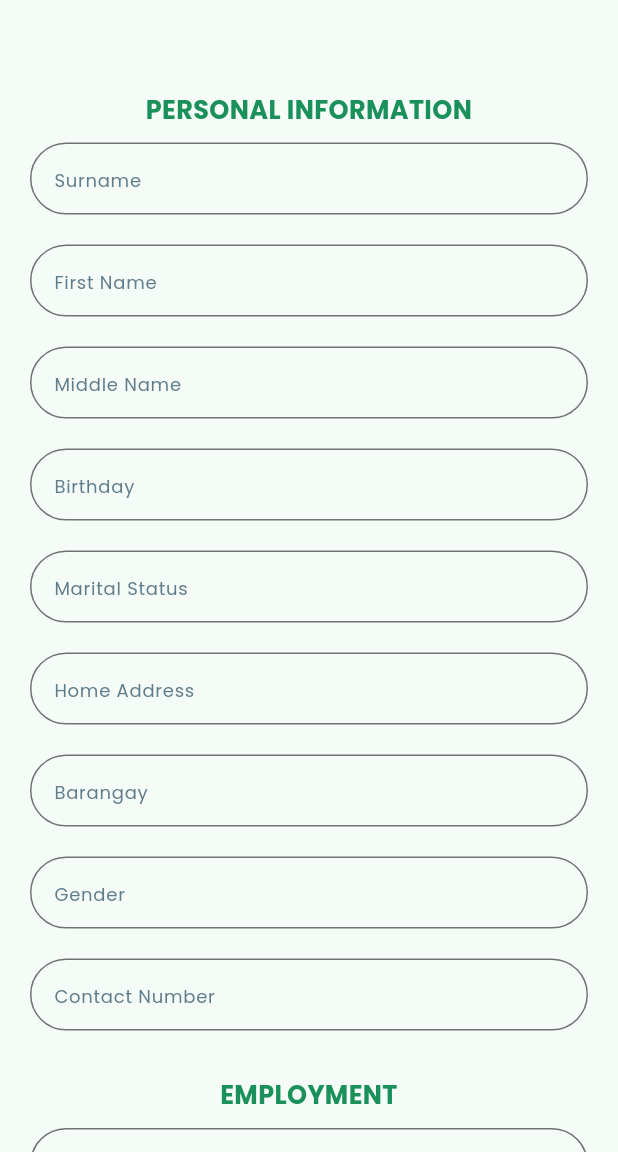
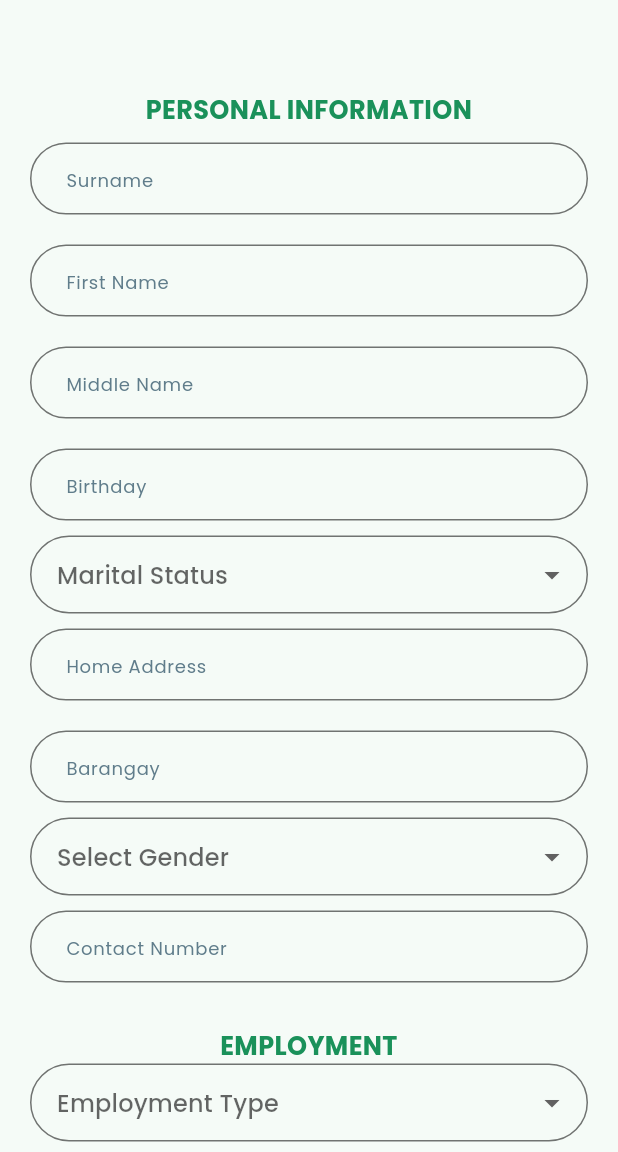
Before and after one commit to yskooo/snt_innovatives, a Flutter app: the SignUpPage screen opened directly, on a phone screen of 412 x 824 dp, the part 84-1236 px from its top. Run offline on Flutter 3.47's test engine with Material 3 defaults, Android fonts, the phone set to English and light mode, and no system bars; our stand-ins replace device_preview, flutter_svg, google_fonts, supabase_flutter; accounts and stored records are empty.

Commit message:
refactor: reegistration

```diff
--- a/lib/signup.dart
+++ b/lib/signup.dart
@@ -4,48 +4,6 @@ import 'package:flutter_supabase/main.dart';
 import 'package:supabase_flutter/supabase_flutter.dart';
 import 'package:google_fonts/google_fonts.dart';
 import 'package:intl/intl.dart';
-
-// app bar -> can be reusable component
-class CustomAppBar extends StatelessWidget implements PreferredSizeWidget {
-  final String title;
-  final VoidCallback onBack;
-
-  const CustomAppBar({
-    Key? key,
-    required this.title,
-    required this.onBack,
-  }) : super(key: key);
-
-  @override
-  Widget build(BuildContext context) {
-    return AppBar(
-      toolbarHeight: 200,
-      title: Padding(
-        padding: const EdgeInsets.all(20.0),
-        child: Text(
-          title,
-          textAlign: TextAlign.center,
-          style: GoogleFonts.poppins(
-            fontWeight: FontWeight.bold,
-            fontSize: 24,
-            color: Colors.black87,
-          ),
-        ),
-      ),
-      centerTitle: true,
-      leading: CircleAvatar(
-        backgroundColor: Colors.white,
-        child: IconButton(
-          icon: const Icon(Icons.arrow_back, color: Colors.black),
-          onPressed: onBack,
-        ),
-      ),
-    );
-  }
-
-  @override
-  Size get preferredSize => const Size.fromHeight(kToolbarHeight);
-}
 
 // Main SignUp Component Page
 class SignUpPage extends StatefulWidget {
@@ -107,6 +65,9 @@ class _SignUpPageState extends State<SignUpPage> {
       debugPrint('Passwords do not match');
     }
   }
+
+
+  // Dropdown Birthday
   Future<void> _selectBirthday(BuildContext context) async {
     final DateTime? pickedDate = await showDatePicker(
       context: context,
@@ -120,6 +81,32 @@ class _SignUpPageState extends State<SignUpPage> {
       });
     }
   }
+
+  // Dropdown Marital Status
+  String? selectedMaritalStatus;
+  final List<String> maritalStatuses = [
+    'Single',
+    'Married',
+    'Divorced',
+    'Widowed',
+    'Separated',
+    'Other',
+  ];
+
+// Dropdown Gender
+  String? selectedGender;
+  List<String> genders = ['Male', 'Female', 'Other'];
+
+// Dropdown of Employment
+  String? selectedEmploymentType;
+  List<String> employmentTypes = ['Full-time', 'Part-time', 'Self-employed', 'Unemployed'];
+
+  @override
+  void initState() {
+    super.initState();
+    selectedMaritalStatus = null; // Default value
+  }
+
 
   @override
   Widget build(BuildContext context) {
@@ -140,21 +127,29 @@ class _SignUpPageState extends State<SignUpPage> {
               children: [
                 const SizedBox(height: 40),
                 // Adjust the height value to control the vertical space
-                Text("PERSONAL INFORMATION",
+                Text(
+                  "PERSONAL INFORMATION",
                   textAlign: TextAlign.center,
                   style: GoogleFonts.poppins(
                     color: const Color(0xFF1A915A),
                     fontWeight: FontWeight.bold,
                     fontSize: 17,
                     height: 0,
-                    )),
+                  ),
+                ),
                 // Personal Information Form Fields
                 _buildTextField(
-                    controller: surnameController, hintText: 'Surname'),
+                  controller: surnameController,
+                  hintText: 'Surname',
+                ),
                 _buildTextField(
-                    controller: firstNameController, hintText: 'First Name'),
+                  controller: firstNameController,
+                  hintText: 'First Name',
+                ),
                 _buildTextField(
-                    controller: middleNameController, hintText: 'Middle Name'),
+                  controller: middleNameController,
+                  hintText: 'Middle Name',
+                ),
                 GestureDetector(
                   onTap: () => _selectBirthday(context),
                   child: AbsorbPointer(
@@ -164,82 +159,201 @@ class _SignUpPageState extends State<SignUpPage> {
                     ),
                   ),
                 ),
-                _buildTextField(controller: maritalStatusController,
-                    hintText: 'Marital Status'),
-                _buildTextField(controller: homeAddressController,
-                    hintText: 'Home Address'),
+                DropdownButtonFormField<String>(
+                  decoration: InputDecoration(
+                    border: OutlineInputBorder(
+                      borderRadius: BorderRadius.circular(51),
+                      borderSide: const BorderSide(color: Colors.black54),
+                    ),
+                    enabledBorder: OutlineInputBorder(
+                      borderRadius: BorderRadius.circular(51),
+                      borderSide: const BorderSide(color: Colors.black54),
+                    ),
+                    focusedBorder: OutlineInputBorder(
+                      borderRadius: BorderRadius.circular(51),
+                      borderSide: const BorderSide(color: Colors.black54),
+                    ),
+                    contentPadding: const EdgeInsets.all(14),
+                  ),
+                  value: selectedMaritalStatus,
+                  onChanged: (String? newValue) {
+                    setState(() {
+                      selectedMaritalStatus = newValue;
+                      if (newValue != 'Other') {
+                        maritalStatusController.clear();
+                      }
+                    });
+                  },
+                  hint: const Text("Marital Status"), // Placeholder text as a hint
+                  items: maritalStatuses.map<DropdownMenuItem<String>>(
+                        (String value) {
+                      return DropdownMenuItem<String>(
+                        value: value,
+                        child: Text(value),
+                      );
+                    },
+                  ).toList(),
+                ),
                 _buildTextField(
-                    controller: barangayController, hintText: 'Barangay'),
+                  controller: homeAddressController,
+                  hintText: 'Home Address',
+                ),
                 _buildTextField(
-                    controller: genderController, hintText: 'Gender'),
-                _buildTextField(controller: contactNumberController,
-                    hintText: 'Contact Number'),
-                // Employment Information Form Fields
+                  controller: barangayController,
+                  hintText: 'Barangay',
+                ),
+                DropdownButtonFormField<String>(
+                  decoration: InputDecoration(
+                    border: OutlineInputBorder(
+                      borderRadius: BorderRadius.circular(51),
+                      borderSide: const BorderSide(color: Colors.black54),
+                    ),
+                    enabledBorder: OutlineInputBorder(
+                      borderRadius: BorderRadius.circular(51),
+                      borderSide: const BorderSide(color: Colors.black54),
+                    ),
+                    focusedBorder: OutlineInputBorder(
+                      borderRadius: BorderRadius.circular(51),
+                      borderSide: const BorderSide(color: Colors.black54),
+                    ),
+                    contentPadding: const EdgeInsets.all(14),
+                  ),
+                  value: selectedGender,
+                  onChanged: (String? newValue) {
+                    setState(() {
+                      selectedGender = newValue;
+                    });
+                  },
+                  items: genders.map<DropdownMenuItem<String>>((String value) {
+                    return DropdownMenuItem<String>(
+                      value: value,
+                      child: Text(value),
+                    );
+                  }).toList(),
+                  hint: const Text("Select Gender"),
+                ),
+                _buildTextField(
+                  controller: contactNumberController,
+                  hintText: 'Contact Number',
+                ),
                 const SizedBox(height: 20),
-                Text("EMPLOYMENT",
+                Text(
+                  "EMPLOYMENT",
+                  textAlign: TextAlign.center,
+                  style: GoogleFonts.poppins(
+                    color: const Color(0xFF1A915A),
+                    fontWeight: FontWeight.bold,
+                    fontSize: 17,
+                  ),
+                ),
+                DropdownButtonFormField<String>(
+                  decoration: InputDecoration(
+                    border: OutlineInputBorder(
+                      borderRadius: BorderRadius.circular(51),
+                      borderSide: const BorderSide(color: Colors.black54),
+                    ),
+                    enabledBorder: OutlineInputBorder(
+                      borderRadius: BorderRadius.circular(51),
+                      borderSide: const BorderSide(color: Colors.black54),
+                    ),
+                    focusedBorder: OutlineInputBorder(
+                      borderRadius: BorderRadius.circular(51),
+                      borderSide: const BorderSide(color: Colors.black54),
+                    ),
+                    contentPadding: const EdgeInsets.all(14),
+                  ),
+                  value: selectedEmploymentType,
+                  onChanged: (String? newValue) {
+                    setState(() {
+                      selectedEmploymentType = newValue;
+                    });
+                  },
+                  items: employmentTypes.map<DropdownMenuItem<String>>((String value) {
+                    return DropdownMenuItem<String>(
+                      value: value,
+                      child: Text(value),
+                    );
+                  }).toList(),
+                  hint: const Text("Employment Type"),
+                ),
+                _buildTextField(
+                  controller: companyNameController,
+                  hintText: 'Company Name',
+                ),
+                _buildTextField(
+                  controller: companyAddressController,
+                  hintText: 'Company Address',
+                ),
+                _buildTextField(
+                  controller: monthlyIncomeController,
+                  hintText: 'Monthly Income',
+                ),
+                const SizedBox(height: 20),
+                Text(
+                  "LEGAL INFORMATION",
                   textAlign: TextAlign.center,
                   style: GoogleFonts.poppins(
                     color: const Color(0xFF1A915A),
                     fontWeight: FontWeight.bold,
                     fontSize: 17,
                     height: 0,
-                    )),
-                _buildTextField(controller: employmentTypeController,
-                    hintText: 'Type of Employment'),
-                _buildTextField(controller: companyNameController,
-                    hintText: 'Company Name'),
-                _buildTextField(controller: companyAddressController,
-                    hintText: 'Company Address'),
-                _buildTextField(controller: monthlyIncomeController,
-                    hintText: 'Monthly Income'),
-
-                // Legal Information Form Fields
+                  ),
+                ),
+                _buildTextField(
+                  controller: governmentIdController,
+                  hintText: 'Government ID',
+                ),
+                _buildTextField(
+                  controller: educationController,
+                  hintText: 'Highest Education Attainment',
+                ),
+                _buildTextField(
+                  controller: schoolController,
+                  hintText: 'School/University',
+                ),
+                _buildTextField(
+                  controller: courseController,
+                  hintText: 'Course',
+                ),
+                // Health Information Form Fields
                 const SizedBox(height: 20),
-                Text("LEGAL INFORMATION",
+                Text(
+                  "HEALTH INFORMATION",
                   textAlign: TextAlign.center,
                   style: GoogleFonts.poppins(
                     color: const Color(0xFF1A915A),
                     fontWeight: FontWeight.bold,
                     fontSize: 17,
                     height: 0,
-                    )),
-                _buildTextField(controller: governmentIdController,
-                    hintText: 'Government ID'),
-                _buildTextField(controller: educationController,
-                    hintText: 'Highest Education Attainment'),
-                _buildTextField(controller: schoolController,
-                    hintText: 'School/University'),
+                  ),
+                ),
                 _buildTextField(
-                    controller: courseController, hintText: 'Course'),
-
-                // Health Information Form Fields
+                  controller: weightController,
+                  hintText: 'Weight (kg)',
+                ),
+                _buildTextField(
+                  controller: heightController,
+                  hintText: 'Height (cm)',
+                ),
+                _buildTextField(
+                  controller: diseaseController,
+                  hintText: 'Disease ("None")',
+                ),
+                _buildTextField(
+                  controller: medicationController,
+                  hintText: 'Medication ("N/A")',
+                ),
                 const SizedBox(height: 20),
-                Text("HEALTH INFORMATION",
+                Text(
+                  "ACCOUNT",
                   textAlign: TextAlign.center,
                   style: GoogleFonts.poppins(
                     color: const Color(0xFF1A915A),
                     fontWeight: FontWeight.bold,
                     fontSize: 17,
                     height: 0,
-                    )),
-                _buildTextField(
-                    controller: weightController, hintText: 'Weight (kg)'),
-                _buildTextField(
-                    controller: heightController, hintText: 'Height (cm)'),
-                _buildTextField(
-                    controller: diseaseController, hintText: 'Disease'),
-                _buildTextField(
-                    controller: medicationController, hintText: 'Medication'),
-
-                const SizedBox(height: 20),
-                Text("ACCOUNT",
-                    textAlign: TextAlign.center,
-                    style: GoogleFonts.poppins(
-                      color: const Color(0xFF1A915A),
-                      fontWeight: FontWeight.bold,
-                      fontSize: 17,
-                      height: 0,
-                    )),
+                  ),
+                ),
                 // Email TextField
                 _buildTextField(
                   controller: emailController,
@@ -292,28 +406,32 @@ class _SignUpPageState extends State<SignUpPage> {
                         children: <InlineSpan>[
                           TextSpan(
                             text: "Already have an account?",
-                              style:
-                              TextStyle(color: Colors.blueGrey.shade300,
+                            style: TextStyle(
+                              color: Colors.blueGrey.shade300,
                               fontSize: 12,
-                                  fontWeight: FontWeight.w400),
+                              fontWeight: FontWeight.w400,
+                            ),
                           ),
                           TextSpan(
                             text: ' ',
-                              style:
-                              TextStyle(color: Colors.indigo.shade300,
+                            style: TextStyle(
+                              color: Colors.indigo.shade300,
                               fontSize: 12,
-                                  fontWeight: FontWeight.w700),
+                              fontWeight: FontWeight.w700,
+                            ),
                           ),
                           const TextSpan(
                             text: "Login",
                             style: TextStyle(
                               color: Color(0xFF1A915A),
                               fontSize: 12,
-                                  fontWeight: FontWeight.w700),
+                              fontWeight: FontWeight.w700,
+                            ),
                           )
                         ],
                       ),
-                        textAlign: TextAlign.center),
+                      textAlign: TextAlign.center,
+                    ),
                   ),
                 )
               ],
@@ -351,10 +469,13 @@ class _SignUpPageState extends State<SignUpPage> {
             borderSide: const BorderSide(color: Colors.black54),
           ),
           suffixIcon: isDropdown
-              ? Icon(Icons.arrow_drop_down, color: Colors.grey) // Dropdown icon
+              ? const Icon(Icons.arrow_drop_down, color: Colors.grey) // Dropdown icon
               : null,
-          hintStyle: const TextStyle(fontSize: 12.0, color: Colors.blueGrey),
-          contentPadding: const EdgeInsets.all(12),
+          hintStyle: const TextStyle(
+            fontSize: 12.0,
+            color: Colors.blueGrey,
+          ),
+          contentPadding: const EdgeInsets.fromLTRB(20, 12, 20, 12),
           alignLabelWithHint: true,
         ),
         readOnly: isDropdown, // Make field read-only if it's a dropdown
@@ -362,3 +483,46 @@ class _SignUpPageState extends State<SignUpPage> {
     );
   }
 }
+
+
+// App bar -> can be a reusable component
+class CustomAppBar extends StatelessWidget implements PreferredSizeWidget {
+  final String title;
+  final VoidCallback onBack;
+
+  const CustomAppBar({
+    Key? key,
+    required this.title,
+    required this.onBack,
+  }) : super(key: key);
+
+  @override
+  Widget build(BuildContext context) {
+    return AppBar(
+      toolbarHeight: 200,
+      title: Padding(
+        padding: const EdgeInsets.all(20.0),
+        child: Text(
+          title,
+          textAlign: TextAlign.center,
+          style: GoogleFonts.poppins(
+            fontWeight: FontWeight.bold,
+            fontSize: 24,
+            color: Colors.black87,
+          ),
+        ),
+      ),
+      centerTitle: true,
+      leading: CircleAvatar(
+        backgroundColor: Colors.white,
+        child: IconButton(
+          icon: const Icon(Icons.arrow_back, color: Colors.black),
+          onPressed: onBack,
+        ),
+      ),
+    );
+  }
+
+  @override
+  Size get preferredSize => const Size.fromHeight(kToolbarHeight);
+}
```
Lines whose indentation alone changed are shown as unchanged.
